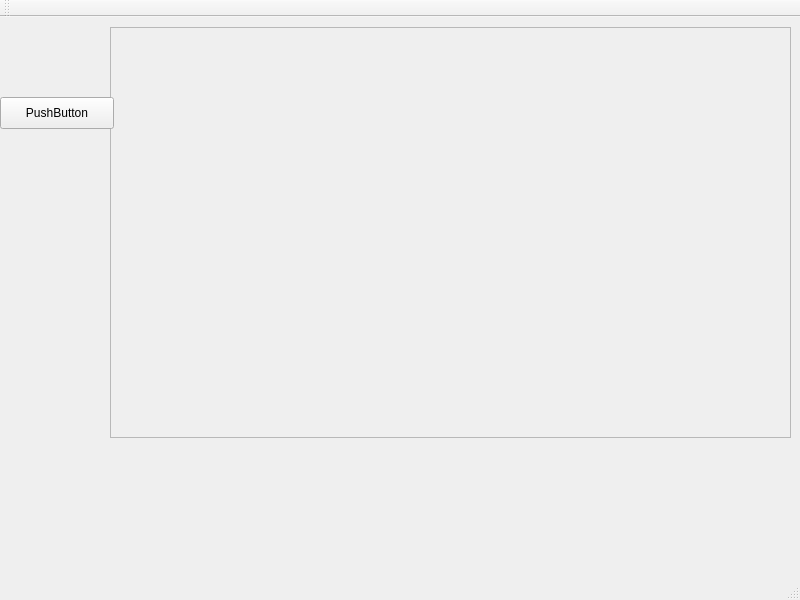
Old version of the form Qt/Editor/mainwindow.ui in the repository feliperobledo/Portafolio.
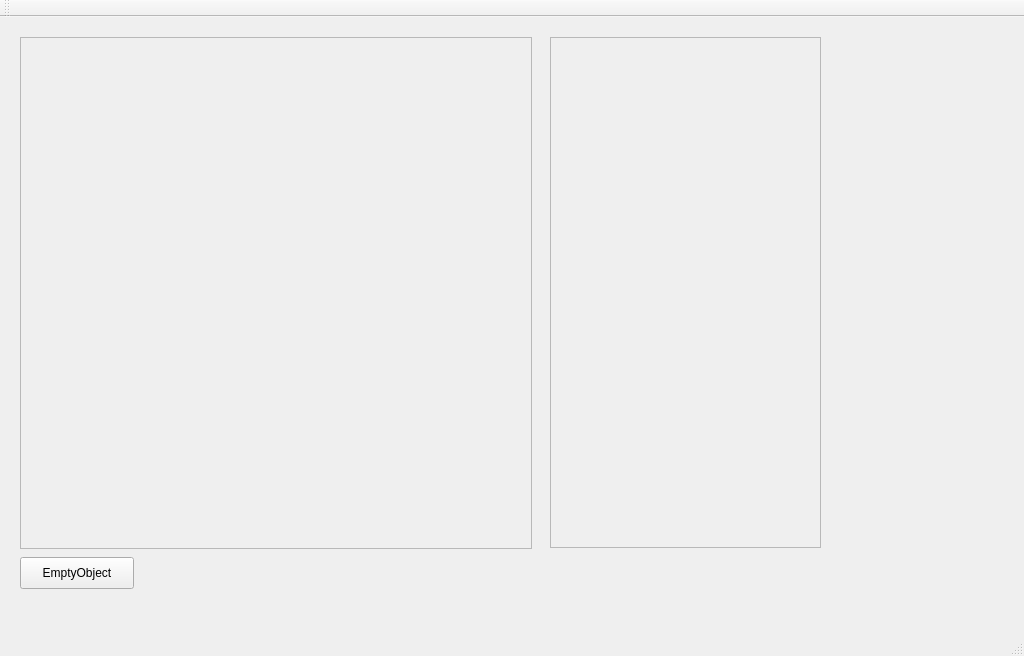
New version of the form. Custom widgets are drawn as their Qt base class.

Commit message: Inspector now shows the name of the component of a selected object Started prototyping the database files that will be read in order to know the metadata of objects I think I am going to use my CS365 reflection assignment on the components just in case I need a way to go from the GUI to the database

Diff of the .ui file:
```diff
--- a/Qt/Editor/mainwindow.ui
+++ b/Qt/Editor/mainwindow.ui
@@ -2,12 +2,15 @@
 <ui version="4.0">
  <class>MainWindow</class>
  <widget class="QMainWindow" name="MainWindow">
+  <property name="enabled">
+   <bool>true</bool>
+  </property>
   <property name="geometry">
    <rect>
     <x>0</x>
     <y>0</y>
-    <width>800</width>
-    <height>600</height>
+    <width>1024</width>
+    <height>656</height>
    </rect>
   </property>
   <property name="minimumSize">
@@ -29,10 +32,10 @@
    <widget class="QFrame" name="WorldFrame">
     <property name="geometry">
      <rect>
-      <x>110</x>
-      <y>10</y>
-      <width>681</width>
-      <height>411</height>
+      <x>20</x>
+      <y>20</y>
+      <width>512</width>
+      <height>512</height>
      </rect>
     </property>
     <property name="minimumSize">
@@ -51,16 +54,39 @@
    <widget class="QPushButton" name="pushButton">
     <property name="geometry">
      <rect>
-      <x>0</x>
-      <y>80</y>
+      <x>20</x>
+      <y>540</y>
       <width>114</width>
       <height>32</height>
      </rect>
     </property>
     <property name="text">
-     <string>PushButton</string>
+     <string>EmptyObject</string>
     </property>
    </widget>
+   <widget class="Inspector" name="ObjInspector">
+    <property name="geometry">
+     <rect>
+      <x>550</x>
+      <y>20</y>
+      <width>271</width>
+      <height>511</height>
+     </rect>
+    </property>
+    <property name="widgetResizable">
+     <bool>true</bool>
+    </property>
+    <widget class="QWidget" name="scrollAreaWidgetContents">
+     <property name="geometry">
+      <rect>
+       <x>0</x>
+       <y>0</y>
+       <width>269</width>
+       <height>509</height>
+      </rect>
+     </property>
+    </widget>
+   </widget>
   </widget>
   <widget class="QMenuBar" name="menuBar">
    <property name="geometry">
@@ -83,6 +109,14 @@
   <widget class="QStatusBar" name="statusBar"/>
  </widget>
  <layoutdefault spacing="6" margin="11"/>
+ <customwidgets>
+  <customwidget>
+   <class>Inspector</class>
+   <extends>QScrollArea</extends>
+   <header>inspector.h</header>
+   <container>1</container>
+  </customwidget>
+ </customwidgets>
  <resources/>
  <connections>
   <connection>
```
Left out of the diff: 2 changed lines with no effect on the pictures. The commit also changes 23 other files.
